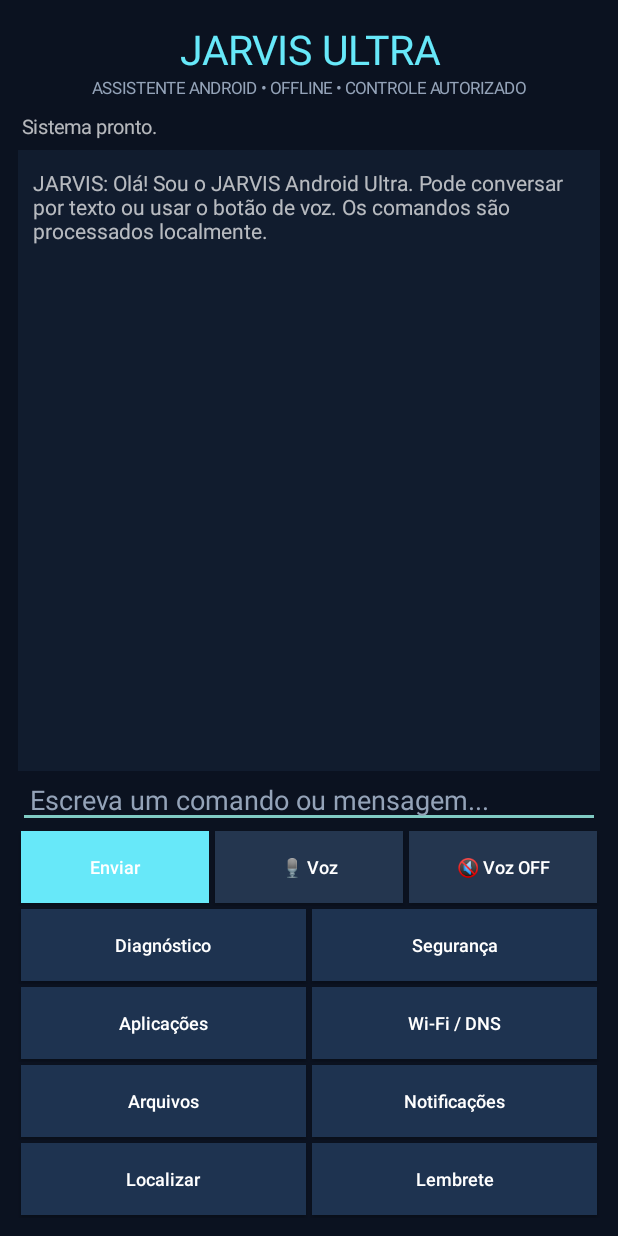
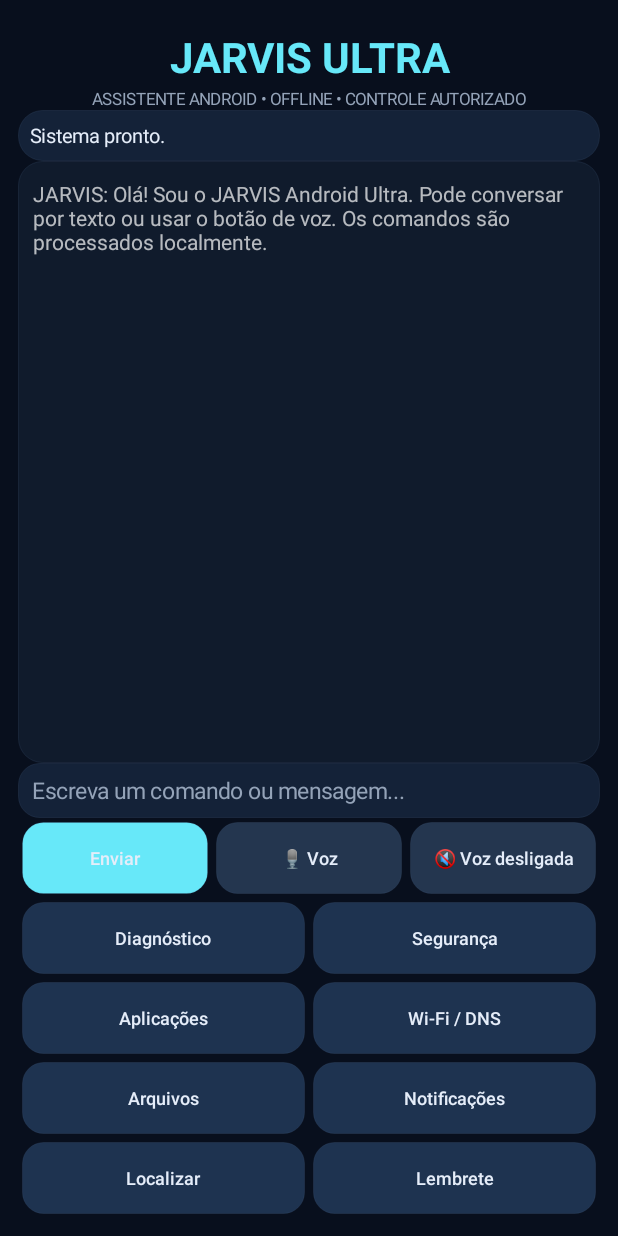
Before and after one commit to prajogoconta46-oss/JARVIS, an Android app: the screen it shows after launch (MainActivity), on a phone screen of 412 x 824 dp. Run offline under Robolectric (Android 15) with nearby library versions, the phone set to English and light mode, and no system bars; 1 statement that could not run was skipped.

Commit message:
Fix Android Kotlin compilation and modernize JARVIS UI

```diff
--- a/android/app/src/main/java/com/jarvis/assistant/MainActivity.kt
+++ b/android/app/src/main/java/com/jarvis/assistant/MainActivity.kt
@@ -2,7 +2,9 @@ package com.jarvis.assistant
 
 import android.Manifest
 import android.app.*
+import android.app.admin.DevicePolicyManager
 import android.content.*
+import android.graphics.drawable.GradientDrawable
 import android.content.pm.PackageManager
 import android.location.Location
 import android.location.LocationManager
@@ -26,7 +28,8 @@ class MainActivity : Activity(), TextToSpeech.OnInitListener {
     private var speakReplies = false
     private val prefs by lazy { getSharedPreferences("jarvis_memory", MODE_PRIVATE) }
     private val accent = 0xff67e8f9.toInt()
-    private val text = 0xffe5edf9.toInt()
+    private val primaryTextColor = 0xffe5edf9.toInt()
+    private lateinit var voiceToggle: Button
 
     override fun onCreate(savedInstanceState: Bundle?) {
         super.onCreate(savedInstanceState)
@@ -43,11 +46,13 @@ class MainActivity : Activity(), TextToSpeech.OnInitListener {
         val root = LinearLayout(this).apply {
             orientation = LinearLayout.VERTICAL
             setPadding(18, 22, 18, 18)
-            setBackgroundColor(0xff0b1220.toInt())
+            setBackgroundColor(0xff080f1d.toInt())
         }
         val heading = TextView(this).apply {
             this.text = "JARVIS ULTRA"
-            textSize = 27f; setTextColor(accent); gravity = Gravity.CENTER
+            textSize = 28f; setTextColor(accent); gravity = Gravity.CENTER
+            typeface = android.graphics.Typeface.create("sans-serif", android.graphics.Typeface.BOLD)
+            setPadding(0, 6, 0, 2)
         }
         root.addView(heading)
         root.addView(TextView(this).apply {
@@ -56,11 +61,13 @@ class MainActivity : Activity(), TextToSpeech.OnInitListener {
         })
         output = TextView(this).apply {
             text = "Sistema pronto."
-            textSize = 13f; setTextColor(text); setPadding(4, 14, 4, 10)
+            textSize = 13f; setTextColor(primaryTextColor); setPadding(12, 12, 12, 12)
+            background = roundedPanel(0xff142238.toInt(), 16f)
         }
         root.addView(output)
         scroll = ScrollView(this).apply {
-            setBackgroundColor(0xff111c2e.toInt())
+            background = roundedPanel(0xff101b2c.toInt(), 16f)
+            clipToPadding = false
         }
         chat = LinearLayout(this).apply { orientation = LinearLayout.VERTICAL; setPadding(10, 10, 10, 10) }
         scroll.addView(chat)
@@ -68,16 +75,19 @@ class MainActivity : Activity(), TextToSpeech.OnInitListener {
 
         input = EditText(this).apply {
             hint = "Escreva um comando ou mensagem..."
-            setHintTextColor(0xff94a3b8.toInt()); setTextColor(text)
-            setSingleLine(true); setPadding(12, 10, 12, 10)
+            setHintTextColor(0xff94a3b8.toInt()); setTextColor(primaryTextColor)
+            setSingleLine(true); setPadding(14, 12, 14, 12)
+            background = roundedPanel(0xff142238.toInt(), 14f)
+            textSize = 15f
         }
         root.addView(input)
         val sendRow = LinearLayout(this).apply { orientation = LinearLayout.HORIZONTAL }
         addButton(sendRow, "Enviar", accent) { process(input.text.toString()); input.setText("") }
         addButton(sendRow, "🎙 Voz", 0xff24364f.toInt()) { requestVoice() }
-        addButton(sendRow, if (speakReplies) "🔊 Voz ON" else "🔇 Voz OFF", 0xff24364f.toInt()) {
-            speakReplies = !speakReplies; renderStatus("Leitura de respostas: " + if (speakReplies) "ativada" else "desativada")
-            render()
+        voiceToggle = addButton(sendRow, if (speakReplies) "🔊 Voz ligada" else "🔇 Voz desligada", 0xff24364f.toInt()) {
+            speakReplies = !speakReplies
+            voiceToggle.text = if (speakReplies) "🔊 Voz ligada" else "🔇 Voz desligada"
+            respond("Leitura das respostas " + if (speakReplies) "ativada." else "desativada.")
         }
         root.addView(sendRow)
         val tools = listOf(
@@ -100,13 +110,21 @@ class MainActivity : Activity(), TextToSpeech.OnInitListener {
         setContentView(root)
     }
 
-    private fun addButton(parent: LinearLayout, label: String, color: Int = 0xff24364f.toInt(), action: () -> Unit) {
+    private fun addButton(parent: LinearLayout, label: String, color: Int = 0xff24364f.toInt(), action: () -> Unit): Button {
         val b = Button(this).apply {
-            text = label; setTextColor(text); setBackgroundColor(color); textSize = 12f
+            text = label; setTextColor(primaryTextColor); background = roundedPanel(color, 14f); textSize = 12f
             isAllCaps = false; setOnClickListener { try { action() } catch (e: Exception) { respond("Não foi possível concluir: ${e.message ?: "erro desconhecido"}") } }
         }
-        parent.addView(b, LinearLayout.LayoutParams(0, -2, 1f).apply { setMargins(3, 3, 3, 3) })
+        parent.addView(b, LinearLayout.LayoutParams(0, -2, 1f).apply { setMargins(4, 4, 4, 4) })
+        return b
     }
+
+    private fun roundedPanel(color: Int, radiusDp: Float): GradientDrawable =
+        GradientDrawable().apply {
+            setColor(color)
+            cornerRadius = radiusDp * resources.displayMetrics.density
+            setStroke(1, 0x334b6688)
+        }
 
     private fun appendMessage(who: String, message: String) {
         val line = TextView(this).apply {
@@ -154,7 +172,9 @@ class MainActivity : Activity(), TextToSpeech.OnInitListener {
         }
     }
 
-    private fun String.normalize(): String = this
+    private fun String.normalize(): String =
+        java.text.Normalizer.normalize(this, java.text.Normalizer.Form.NFD)
+            .replace("\\p{Mn}+".toRegex(), "")
     private fun batteryInfo() {
         val b = registerReceiver(null, IntentFilter(Intent.ACTION_BATTERY_CHANGED))
         val level = b?.getIntExtra(BatteryManager.EXTRA_LEVEL, -1) ?: -1
```
